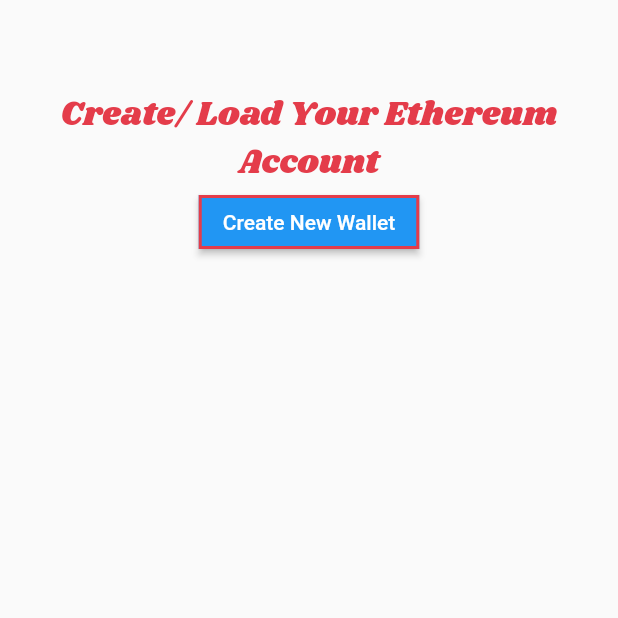
After one commit to ArthurVerrept/blickets_app, a Flutter app: the LoadAccount screen opened directly, after a tap on "Create New Wallet", on a phone screen of 412 x 824 dp, the top half of it. The commit adds this screen. Run offline on Flutter 3.47's test engine with Material 2 defaults, Android fonts, the phone set to English and light mode, and no system bars; our stand-ins replace flutter_secure_storage, flutter_signin_button, google_sign_in; missing offline and left inert: flutter_secure_storage_web, google_sign_in_web; accounts and stored records are empty; network calls fail; Roboto replaces fonts that are missing (Georgia).

Commit message:
working refresh on post and lota of other stuff x

```diff
--- /dev/null
+++ b/lib/helpers/request.dart
@@ -0,0 +1,101 @@
+import 'package:flutter_secure_storage/flutter_secure_storage.dart';
+import 'package:http/http.dart' as http;
+import 'package:http/http.dart';
+import '../responseTypes/accessToken.dart';
+import '../responseTypes/error.dart';
+
+final storage = new FlutterSecureStorage();
+
+Future post(String endpoint,
+    {dynamic returnType, Map<String, String>? headers, Object? body}) async {
+  const String apiURL = 'http://10.0.2.2:3000';
+
+  var accessToken = await storage.read(key: 'accessToken');
+  var currHeaders = {'Authorization': 'Bearer ' + accessToken!};
+  try {
+    var res = await http.post(
+      Uri.parse(apiURL + endpoint),
+      headers: currHeaders,
+      body: body,
+    );
+    // TODO: make function and add to get
+    try {
+      // try see if the api returned an error
+      Error err = Error.parseBody(res.body);
+      // if the error is about the access token expiring
+      if (err.statusCode == 401 && err.message == "TokenExpiredError") {
+        // hit the refresh token route
+        res = await refreshToken(endpoint, apiURL, body, http.post);
+        return returnType(res.body);
+      } else {
+        // handle api error appropriately
+        print(err.statusCode.toString() + ' ' + err.message);
+      }
+    } catch (e) {
+      // print(res.body);
+
+      // if no error from api return correct obj
+      return returnType(res.body);
+    }
+  } catch (e) {
+    print(e);
+    // TODO: handle something wrong with api entirely (e.g its down)
+    // example
+    // SocketException: Connection refused
+    // (OS Error: Connection refused, errno = 111),
+    // address = 10.0.2.2, port = 56778
+  }
+}
+
+Future get(String endpoint, dynamic parse,
+    {Map<String, String>? headers}) async {
+  const String apiURL = 'http://10.0.2.2:3000';
+  try {
+    var res = await http.get(
+      Uri.parse(apiURL + endpoint),
+      headers: headers,
+    );
+
+    return parse(res.body);
+  } catch (e) {
+    throw Exception(e);
+  }
+}
+
+Future refreshToken(
+  String endpoint,
+  String apiURL,
+  Object? body,
+  Function method,
+) async {
+  var refreshToken = await storage.read(key: 'refreshToken');
+
+  print('refreshing token');
+  var tokenRes = await method(
+    Uri.parse(apiURL + '/user/refresh-token'),
+    headers: {'Authorization': 'Bearer ' + refreshToken!},
+    body: body,
+  );
+  try {
+    // try see if the refresh returned an error
+    Error refreshErr = Error.parseBody(tokenRes.body);
+    return refreshErr;
+  } catch (e) {
+    // otherwise get the new access tokem
+    AccessToken newAccessToken = AccessToken.parseBody(tokenRes.body);
+
+    // save it to local storage
+    await storage.write(
+      key: 'accessToken',
+      value: newAccessToken.accessToken,
+    );
+
+    // send new request with new access token
+    var res = await method(
+      Uri.parse(apiURL + endpoint),
+      headers: {'Authorization': 'Bearer ' + newAccessToken.accessToken},
+      body: body,
+    );
+    return res;
+  }
+}
--- /dev/null
+++ b/lib/loadAccount.dart
@@ -0,0 +1,79 @@
+import 'package:blickets_app/responseTypes/walletKeys.dart';
+import 'package:flutter/material.dart';
+import 'package:flutter_secure_storage/flutter_secure_storage.dart';
+import 'helpers/request.dart';
+
+class LoadAccount extends StatefulWidget {
+  @override
+  State<StatefulWidget> createState() {
+    return LoadAccountState();
+  }
+}
+
+// TODO: handle google permissions accept but api fail (revoke permissions)
+// TODO: make sure if refresh token exists on phone it doesn't call google-authentication/login but just gets a new access token
+// TODO: create wakeup for api on heroku
+
+class LoadAccountState extends State<LoadAccount> {
+  final storage = new FlutterSecureStorage();
+  final String apiURL = 'http://10.0.2.2:3000/user/google-login';
+  String? accessToken;
+  String? refreshToken;
+
+  Future<void> test() async {
+    try {
+      WalletKeys walletKeys = await post('/blockchain/create-ethereum-account',
+          returnType: WalletKeys.parseBody,
+          headers: {
+            'Authorization':
+                'Bearer yJhbGciOiJIUzI1NiIsInR5cCI6IkpXVCJ9.eyJzdWIiOiIxMjM0NTY3ODkwIiwibmFtZSI6IkpvaG4gRG9lIiwiaWF0IjoxNTE2MjM5MDIyfQ.SflKxwRJSMeKKF2QT4fwpMeJf36POk6yJV_adQssw5c'
+          });
+      // await storage.write(
+      //   key: 'accessToken',
+      //   value: tokens.accessToken == null ? null : tokens.accessToken,
+      // );
+
+    } catch (error) {
+      print(error);
+    }
+  }
+
+  @override
+  Widget build(BuildContext context) {
+    return Scaffold(
+      body: Center(
+        child: Column(
+          children: [
+            Container(
+              padding: const EdgeInsets.only(top: 60),
+              width: double.infinity,
+              child: Column(
+                children: [
+                  const Text(
+                    'Create/ Load Your Ethereum Account',
+                    textAlign: TextAlign.center,
+                    style: TextStyle(
+                      fontFamily: 'Shrikhand',
+                      fontSize: 22,
+                      color: Color(0xffE43C4A),
+                    ),
+                  ),
+                  ElevatedButton(
+                    onPressed: test,
+                    child: const Text('Create New Wallet'),
+                    style: ElevatedButton.styleFrom(
+                      side: const BorderSide(
+                          width: 2.0, color: Color(0xffE43C4A)),
+                      shape: const RoundedRectangleBorder(
+                          borderRadius: BorderRadius.vertical()),
+                    ),
+                  ),
+                ],
+              ),
+            ),
+          ],
+        ),
+      ),
+    );
+  }
+}
--- /dev/null
+++ b/lib/responseTypes/walletKeys.dart
@@ -0,0 +1,19 @@
+import 'dart:convert';
+
+class WalletKeys {
+  final String address;
+  final String privateKey;
+
+  const WalletKeys({
+    required this.address,
+    required this.privateKey,
+  });
+
+  factory WalletKeys.parseBody(String jsonString) {
+    var json = jsonDecode(jsonString);
+    return WalletKeys(
+      address: json['address'],
+      privateKey: json['privateKey'],
+    );
+  }
+}
```
Also changed, not shown: lib/helpers/generated_plugin_registrant.dart (added, +18 -0 lines), lib/home.dart (+16 -1 lines), lib/responseTypes/accessToken.dart (added, +16 -0 lines), lib/responseTypes/error.dart (added, +19 -0 lines), lib/responseTypes/tokens.dart (renamed from lib/apiTokens.dart, +4 -4 lines), lib/signin.dart (+12 -12 lines), lib/splashScreen.dart (+14 -2 lines).
